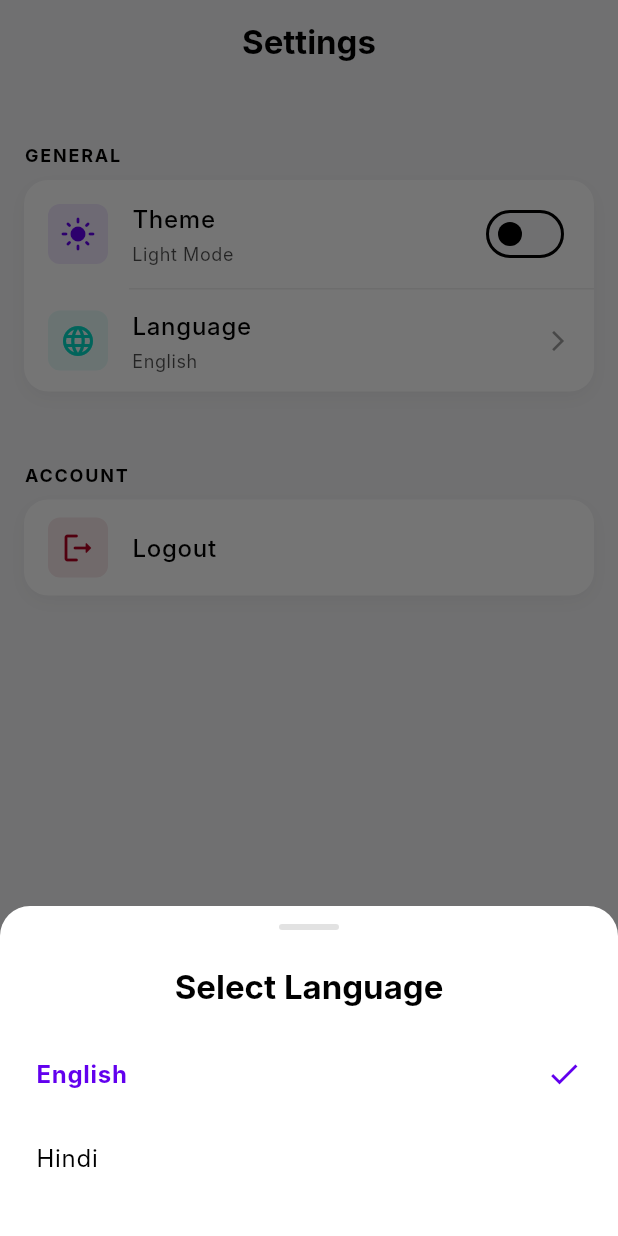
After one commit to dhira-io/dhira-flutter-template-mvvm-bloc, a Flutter app: the SettingsScreen screen opened by its route, after a tap on "Language", on a phone screen of 412 x 824 dp. The commit adds this screen. Run offline on Flutter 3.47's test engine with Material 3 defaults, Android fonts, the phone set to English and light mode, and no system bars; our stand-ins replace connectivity_plus, dartz, dio, equatable, flutter_bloc, flutter_secure_storage and 8 more; accounts and stored records are empty; Roboto replaces fonts that are missing (Inter); project files that could hold a hidden picture were left out.

Commit message:
feat:- setting page added with cubit.

```diff
--- a/lib/core/di/core_binding.dart
+++ b/lib/core/di/core_binding.dart
@@ -5,6 +5,8 @@ import '../network/dio_client.dart';
 import '../network/network_info.dart';
 import '../network/session_manager.dart';
 import '../storage/token_repository.dart';
+import '../storage/settings_repository.dart';
+import '../../features/settings/presentation/bloc/settings_cubit.dart';
 
 import '../constants/flavor_config.dart';
 
@@ -22,9 +24,15 @@ class CoreBinding extends Bindings {
     Get.lazyPut<SecureStorageRepository>(
       () => SecureStorageRepositoryImpl(Get.find<FlutterSecureStorage>()),
     );
+    Get.lazyPut<SettingsRepository>(() => SettingsRepository());
 
     // Session Management
     Get.put<SessionManager>(SessionManager(), permanent: true);
+
+    // Settings
+    Get.lazyPut<SettingsCubit>(
+      () => SettingsCubit(Get.find<SettingsRepository>()),
+    );
 
     // Dio Client
     Get.lazyPut<DioClient>(
--- a/lib/core/routing/app_router.dart
+++ b/lib/core/routing/app_router.dart
@@ -7,6 +7,7 @@ import 'package:todo_app/features/auth/presentation/screens/register_screen.dart
 import 'package:todo_app/features/splash/presentation/screens/splash_screen.dart';
 import 'package:todo_app/features/dashboard/presentation/screens/dashboard_screen.dart';
 import 'package:todo_app/features/dashboard/presentation/dashboard_binding.dart';
+import 'package:todo_app/features/settings/presentation/screens/settings_screen.dart';
 import 'package:todo_app/core/routing/route_constants.dart';
 import 'package:todo_app/core/routing/go_router_refresh_stream.dart';
 import 'dart:developer' as developer;
@@ -44,6 +45,15 @@ class AppRouter {
           return const DashboardScreen();
         },
       ),
+      GoRoute(
+        name: RouteConstants.settingsName,
+        path: RouteConstants.settingsPath,
+        builder: (context, state) {
+          // Ensure SettingsCubit is available if not provided globally yet,
+          // but we will provide it globally in main.dart
+          return const SettingsScreen();
+        },
+      ),
     ],
     redirect: (context, state) {
       final authBloc = Get.find<AuthBloc>();
@@ -55,7 +65,7 @@ class AppRouter {
       );
 
       // Check if auth state is determined
-      final bool isDetermined = authState.maybeWhen(
+      final isDetermined = authState.maybeWhen(
         authenticated: (_) => true,
         unauthenticated: () => true,
         error: (_) => true,
--- a/lib/core/routing/route_constants.dart
+++ b/lib/core/routing/route_constants.dart
@@ -13,4 +13,7 @@ class RouteConstants {
 
   static const String dashboardName = 'dashboard';
   static const String dashboardPath = '/';
+
+  static const String settingsName = 'settings';
+  static const String settingsPath = '/settings';
 }
--- /dev/null
+++ b/lib/core/storage/settings_repository.dart
@@ -0,0 +1,32 @@
+import 'package:flutter/material.dart';
+import 'package:hive_flutter/hive_flutter.dart';
+import '../constants/app_constants.dart';
+
+class SettingsRepository {
+  final Box _settingsBox = Hive.box(AppConstants.settingsBoxName);
+
+  static const String _themeModeKey = 'theme_mode';
+  static const String _localeKey = 'locale';
+
+  ThemeMode getThemeMode() {
+    final themeStr = _settingsBox.get(_themeModeKey, defaultValue: 'system');
+    return ThemeMode.values.firstWhere(
+      (e) => e.toString() == 'ThemeMode.$themeStr',
+      orElse: () => ThemeMode.system,
+    );
+  }
+
+  Future<void> setThemeMode(ThemeMode mode) async {
+    await _settingsBox.put(_themeModeKey, mode.name);
+  }
+
+  Locale? getLocale() {
+    final localeCode = _settingsBox.get(_localeKey);
+    if (localeCode == null) return null;
+    return Locale(localeCode);
+  }
+
+  Future<void> setLocale(Locale locale) async {
+    await _settingsBox.put(_localeKey, locale.languageCode);
+  }
+}
--- a/lib/core/theme/app_theme.dart
+++ b/lib/core/theme/app_theme.dart
@@ -15,6 +15,7 @@ class AppTheme {
         surface: AppColors.backgroundLight,
       ),
       scaffoldBackgroundColor: AppColors.backgroundLight,
+      cardColor: AppColors.surfaceLight,
       fontFamily: 'Inter',
       appBarTheme: const AppBarTheme(
         backgroundColor: AppColors.primary,
@@ -56,6 +57,7 @@ class AppTheme {
         surface: AppColors.backgroundDark,
       ),
       scaffoldBackgroundColor: AppColors.backgroundDark,
+      cardColor: AppColors.surfaceDark,
       fontFamily: 'Inter',
       appBarTheme: const AppBarTheme(
         backgroundColor: AppColors.surfaceDark,
--- a/lib/features/dashboard/presentation/screens/dashboard_screen.dart
+++ b/lib/features/dashboard/presentation/screens/dashboard_screen.dart
@@ -1,9 +1,9 @@
 import 'package:flutter/material.dart';
 import 'package:flutter_bloc/flutter_bloc.dart';
 import 'package:get/get.dart';
-import 'package:todo_app/features/auth/presentation/bloc/auth_bloc.dart';
-import 'package:todo_app/features/auth/presentation/bloc/auth_event.dart';
 import 'package:todo_app/l10n/app_localizations.dart';
+import 'package:go_router/go_router.dart';
+import '../../../../core/routing/route_constants.dart';
 import '../../../../shared/dialogs/app_dialogs.dart';
 import '../../domain/entities/todo_entity.dart';
 import '../bloc/dashboard_bloc.dart';
@@ -87,15 +87,9 @@ I have introduced a `SplashScreen` and a global redirection system to provide a
           actions: [
             IconButton(
               onPressed: () {
-                AppDialogs.showConfirmationDialog(
-                  context,
-                  title: l10n.logout,
-                  message: l10n.logoutConfirmation,
-                  onConfirm: () =>
-                      context.read<AuthBloc>().add(AuthLogoutRequested()),
-                );
+                context.push(RouteConstants.settingsPath);
               },
-              icon: const Icon(Icons.logout),
+              icon: const Icon(Icons.settings),
             ),
           ],
         ),
--- a/lib/features/dashboard/presentation/widgets/todo_item.dart
+++ b/lib/features/dashboard/presentation/widgets/todo_item.dart
@@ -1,4 +1,5 @@
 import 'package:flutter/material.dart';
+import '../../../../core/theme/app_colors.dart';
 import '../../../../shared/extensions/datetime_extensions.dart';
 import '../../domain/entities/todo_entity.dart';
 
@@ -17,7 +18,9 @@ class TodoItem extends StatelessWidget {
 
   @override
   Widget build(BuildContext context) {
+    final isDark = Theme.of(context).brightness == Brightness.dark;
     return Card(
+      color: isDark ? const Color(0xFF2C2C2C) : Colors.white,
       elevation: 2,
       margin: const EdgeInsets.only(bottom: 12),
       shape: RoundedRectangleBorder(borderRadius: BorderRadius.circular(12)),
@@ -29,7 +32,9 @@ class TodoItem extends StatelessWidget {
           child: Container(
             decoration: BoxDecoration(
               shape: BoxShape.circle,
-              color: todo.isCompleted ? Colors.green.withOpacity(0.1) : null,
+              color: todo.isCompleted
+                  ? Colors.green.withValues(alpha: 0.1)
+                  : null,
               border: Border.all(
                 color: todo.isCompleted ? Colors.green : Colors.grey[400]!,
                 width: 2,
@@ -61,7 +66,11 @@ class TodoItem extends StatelessWidget {
                 maxLines: 2,
                 overflow: TextOverflow.ellipsis,
                 style: TextStyle(
-                  color: todo.isCompleted ? Colors.grey[400] : Colors.grey[600],
+                  color: todo.isCompleted
+                      ? (isDark ? Colors.grey[600] : Colors.grey[400])
+                      : (isDark
+                            ? AppColors.textSecondaryDark
+                            : AppColors.textSecondaryLight),
                 ),
               ),
             ],
--- /dev/null
+++ b/lib/features/settings/presentation/bloc/settings_cubit.dart
@@ -0,0 +1,26 @@
+import 'package:flutter/material.dart';
+import 'package:flutter_bloc/flutter_bloc.dart';
+import '../../../../core/storage/settings_repository.dart';
+import 'settings_state.dart';
+
+class SettingsCubit extends Cubit<SettingsState> {
+  final SettingsRepository _repository;
+
+  SettingsCubit(this._repository)
+    : super(
+        SettingsState(
+          themeMode: _repository.getThemeMode(),
+          locale: _repository.getLocale() ?? const Locale('en'),
+        ),
+      );
+
+  Future<void> updateThemeMode(ThemeMode mode) async {
+    await _repository.setThemeMode(mode);
+    emit(state.copyWith(themeMode: mode));
+  }
+
+  Future<void> updateLocale(Locale locale) async {
+    await _repository.setLocale(locale);
+    emit(state.copyWith(locale: locale));
+  }
+}
--- /dev/null
+++ b/lib/features/settings/presentation/bloc/settings_state.dart
@@ -0,0 +1,15 @@
+import 'package:flutter/material.dart';
+
+class SettingsState {
+  final ThemeMode themeMode;
+  final Locale locale;
+
+  const SettingsState({required this.themeMode, required this.locale});
+
+  SettingsState copyWith({ThemeMode? themeMode, Locale? locale}) {
+    return SettingsState(
+      themeMode: themeMode ?? this.themeMode,
+      locale: locale ?? this.locale,
+    );
+  }
+}
--- /dev/null
+++ b/lib/features/settings/presentation/screens/settings_screen.dart
@@ -0,0 +1,199 @@
+import 'package:flutter/material.dart';
+import 'package:flutter_bloc/flutter_bloc.dart';
+import '../../../../core/theme/app_colors.dart';
+import '../../../../l10n/app_localizations.dart';
+import '../../../../shared/dialogs/app_dialogs.dart';
+import '../../../auth/presentation/bloc/auth_bloc.dart';
+import '../../../auth/presentation/bloc/auth_event.dart';
+import '../bloc/settings_cubit.dart';
+import '../bloc/settings_state.dart';
+import '../widgets/settings_section.dart';
+import '../widgets/settings_tile.dart';
+
+class SettingsScreen extends StatelessWidget {
+  const SettingsScreen({super.key});
+
+  @override
+  Widget build(BuildContext context) {
+    final l10n = AppLocalizations.of(context)!;
+    final isDark = Theme.of(context).brightness == Brightness.dark;
+
+    return Scaffold(
+      backgroundColor: isDark
+          ? AppColors.backgroundDark
+          : AppColors.backgroundLight,
+      appBar: AppBar(
+        title: Text(
+          l10n.settings,
+          style: const TextStyle(fontWeight: FontWeight.bold),
+        ),
+        centerTitle: true,
+        elevation: 0,
+        backgroundColor: Colors.transparent,
+        foregroundColor: isDark
+            ? AppColors.textPrimaryDark
+            : AppColors.textPrimaryLight,
+      ),
+      body: BlocBuilder<SettingsCubit, SettingsState>(
+        builder: (context, state) {
+          return ListView(
+            padding: const EdgeInsets.symmetric(vertical: 16),
+            children: [
+              SettingsSection(
+                title: l10n.general,
+                children: [
+                  // Theme Toggle
+                  SettingsTile(
+                    icon: isDark ? Icons.dark_mode : Icons.light_mode,
+                    iconColor: AppColors.primary,
+                    title: l10n.theme,
+                    subtitle: isDark ? l10n.darkMode : l10n.lightMode,
+                    trailing: Switch.adaptive(
+                      value: isDark,
+                      activeTrackColor: AppColors.primary,
+                      onChanged: (value) {
+                        context.read<SettingsCubit>().updateThemeMode(
+                          value ? ThemeMode.dark : ThemeMode.light,
+                        );
+                      },
+                    ),
+                  ),
+                  Divider(
+                    height: 1,
+                    indent: 70,
+                    color: isDark ? Colors.grey[800] : const Color(0xFFEEEEEE),
+                  ),
+
+                  // Language Selection
+                  SettingsTile(
+                    icon: Icons.language,
+                    iconColor: AppColors.secondary,
+                    title: l10n.language,
+                    subtitle: _getLanguageName(state.locale.languageCode, l10n),
+                    trailing: const Icon(
+                      Icons.arrow_forward_ios,
+                      size: 16,
+                      color: Colors.grey,
+                    ),
+                    onTap: () => _showLanguageBottomSheet(context),
+                  ),
+                ],
+              ),
+              const SizedBox(height: 24),
+
+              SettingsSection(
+                title: l10n.account,
+                children: [
+                  SettingsTile(
+                    icon: Icons.logout_rounded,
+                    iconColor: AppColors.error,
+                    title: l10n.logout,
+                    onTap: () {
+                      AppDialogs.showConfirmationDialog(
+                        context,
+                        title: l10n.logout,
+                        message: l10n.logoutConfirmation,
+                        onConfirm: () {
+                          context.read<AuthBloc>().add(AuthLogoutRequested());
+                        },
+                      );
+                    },
+                  ),
+                ],
+              ),
+            ],
+          );
+        },
+      ),
+    );
+  }
+
+  String _getLanguageName(String code, AppLocalizations l10n) {
+    switch (code) {
+      case 'hi':
+        return l10n.hindi;
+      default:
+        return l10n.english;
+    }
+  }
+
+  void _showLanguageBottomSheet(BuildContext context) {
+    final l10n = AppLocalizations.of(context)!;
+    final isDark = Theme.of(context).brightness == Brightness.dark;
+
+    showModalBottomSheet(
+      context: context,
+      backgroundColor: isDark ? AppColors.surfaceDark : AppColors.surfaceLight,
+      shape: const RoundedRectangleBorder(
+        borderRadius: BorderRadius.vertical(top: Radius.circular(20)),
+      ),
+      builder: (context) {
+        return SafeArea(
+          child: Column(
+            mainAxisSize: MainAxisSize.min,
+            children: [
+              Container(
+                margin: const EdgeInsets.only(top: 12, bottom: 24),
+                width: 40,
+                height: 4,
+                decoration: BoxDecoration(
+                  color: Colors.grey.withValues(alpha: 0.3),
+                  borderRadius: BorderRadius.circular(2),
+                ),
+              ),
+              Text(
+                l10n.selectLanguage,
+                style: Theme.of(
+                  context,
+                ).textTheme.titleLarge?.copyWith(fontWeight: FontWeight.bold),
+              ),
+              const SizedBox(height: 16),
+              _buildLanguageOption(
+                context,
+                title: l10n.english,
+                code: 'en',
+                isSelected: _isSelected('en', context),
+              ),
+              _buildLanguageOption(
+                context,
+                title: l10n.hindi,
+                code: 'hi',
+                isSelected: _isSelected('hi', context),
+              ),
+              const SizedBox(height: 24),
+            ],
+          ),
+        );
+      },
+    );
+  }
+
+  Widget _buildLanguageOption(
+    BuildContext context, {
+    required String title,
+    required String code,
+    required bool isSelected,
+  }) {
+    return ListTile(
+      contentPadding: const EdgeInsets.symmetric(horizontal: 24),
+      title: Text(
+        title,
+        style: TextStyle(
+          fontWeight: isSelected ? FontWeight.bold : FontWeight.normal,
+          color: isSelected ? AppColors.primary : null,
+        ),
+      ),
+      trailing: isSelected
+          ? const Icon(Icons.check, color: AppColors.primary)
+          : null,
+      onTap: () {
+        context.read<SettingsCubit>().updateLocale(Locale(code));
+        Navigator.pop(context);
+      },
+    );
+  }
+
+  bool _isSelected(String code, BuildContext context) {
+    return context.read<SettingsCubit>().state.locale.languageCode == code;
+  }
+}
--- /dev/null
+++ b/lib/features/settings/presentation/widgets/settings_section.dart
@@ -0,0 +1,47 @@
+import 'package:flutter/material.dart';
+
+class SettingsSection extends StatelessWidget {
+  final String title;
+  final List<Widget> children;
+
+  const SettingsSection({
+    super.key,
+    required this.title,
+    required this.children,
+  });
+
+  @override
+  Widget build(BuildContext context) {
+    return Column(
+      crossAxisAlignment: CrossAxisAlignment.start,
+      children: [
+        Padding(
+          padding: const EdgeInsets.fromLTRB(16, 24, 16, 8),
+          child: Text(
+            title.toUpperCase(),
+            style: Theme.of(context).textTheme.labelMedium?.copyWith(
+              color: Theme.of(context).progressIndicatorTheme.color,
+              fontWeight: FontWeight.bold,
+              letterSpacing: 1.2,
+            ),
+          ),
+        ),
+        Container(
+          margin: const EdgeInsets.symmetric(horizontal: 16),
+          decoration: BoxDecoration(
+            color: Theme.of(context).cardColor,
+            borderRadius: BorderRadius.circular(16),
+            boxShadow: [
+              BoxShadow(
+                color: Colors.black.withValues(alpha: 0.05),
+                blurRadius: 10,
+                offset: const Offset(0, 4),
+              ),
+            ],
+          ),
+          child: Column(children: children),
+        ),
+      ],
+    );
+  }
+}
--- /dev/null
+++ b/lib/features/settings/presentation/widgets/settings_tile.dart
@@ -0,0 +1,72 @@
+import 'package:flutter/material.dart';
+
+class SettingsTile extends StatelessWidget {
+  final IconData icon;
+  final Color iconColor;
+  final String title;
+  final String? subtitle;
+  final Widget? trailing;
+  final VoidCallback? onTap;
+
+  const SettingsTile({
+    super.key,
+    required this.icon,
+    required this.iconColor,
+    required this.title,
+    this.subtitle,
+    this.trailing,
+    this.onTap,
+  });
+
+  @override
+  Widget build(BuildContext context) {
+    return Material(
+      color: Colors.transparent,
+      child: InkWell(
+        onTap: onTap,
+        borderRadius: BorderRadius.circular(12),
+        child: Padding(
+          padding: const EdgeInsets.symmetric(horizontal: 16, vertical: 12),
+          child: Row(
+            children: [
+              Container(
+                padding: const EdgeInsets.all(8),
+                decoration: BoxDecoration(
+                  color: iconColor.withValues(alpha: 0.1),
+                  borderRadius: BorderRadius.circular(8),
+                ),
+                child: Icon(icon, color: iconColor, size: 24),
+              ),
+              const SizedBox(width: 16),
+              Expanded(
+                child: Column(
+                  crossAxisAlignment: CrossAxisAlignment.start,
+                  children: [
+                    Text(
+                      title,
+                      style: Theme.of(context).textTheme.bodyLarge?.copyWith(
+                        fontWeight: FontWeight.w500,
+                      ),
+                    ),
+                    if (subtitle != null) ...[
+                      const SizedBox(height: 4),
+                      Text(
+                        subtitle!,
+                        style: Theme.of(context).textTheme.bodySmall?.copyWith(
+                          color: Theme.of(
+                            context,
+                          ).textTheme.bodySmall?.color?.withValues(alpha: 0.7),
+                        ),
+                      ),
+                    ],
+                  ],
+                ),
+              ),
+              if (trailing != null) trailing!,
+            ],
+          ),
+        ),
+      ),
+    );
+  }
+}
--- a/lib/l10n/app_localizations.dart
+++ b/lib/l10n/app_localizations.dart
@@ -325,6 +325,66 @@ abstract class AppLocalizations {
   /// In en, this message translates to:
   /// **'Passwords do not match'**
   String get passwordsDoNotMatch;
+
+  /// No description provided for @settings.
+  ///
+  /// In en, this message translates to:
+  /// **'Settings'**
+  String get settings;
+
+  /// No description provided for @language.
+  ///
+  /// In en, this message translates to:
+  /// **'Language'**
+  String get language;
+
+  /// No description provided for @theme.
+  ///
+  /// In en, this message translates to:
+  /// **'Theme'**
+  String get theme;
+
+  /// No description provided for @darkMode.
+  ///
+  /// In en, this message translates to:
+  /// **'Dark Mode'**
+  String get darkMode;
+
+  /// No description provided for @lightMode.
+  ///
+  /// In en, this message translates to:
+  /// **'Light Mode'**
+  String get lightMode;
+
+  /// No description provided for @english.
+  ///
+  /// In en, this message translates to:
+  /// **'English'**
+  String get english;
+
+  /// No description provided for @hindi.
+  ///
+  /// In en, this message translates to:
+  /// **'Hindi'**
+  String get hindi;
+
+  /// No description provided for @selectLanguage.
+  ///
+  /// In en, this message translates to:
+  /// **'Select Language'**
+  String get selectLanguage;
+
+  /// No description provided for @general.
+  ///
+  /// In en, this message translates to:
+  /// **'General'**
+  String get general;
+
+  /// No description provided for @account.
+  ///
+  /// In en, this message translates to:
+  /// **'Account'**
+  String get account;
 }
 
 class _AppLocalizationsDelegate
--- a/lib/l10n/app_localizations_en.dart
+++ b/lib/l10n/app_localizations_en.dart
@@ -127,4 +127,34 @@ class AppLocalizationsEn extends AppLocalizations {
 
   @override
   String get passwordsDoNotMatch => 'Passwords do not match';
+
+  @override
+  String get settings => 'Settings';
+
+  @override
+  String get language => 'Language';
+
+  @override
+  String get theme => 'Theme';
+
+  @override
+  String get darkMode => 'Dark Mode';
+
+  @override
+  String get lightMode => 'Light Mode';
+
+  @override
+  String get english => 'English';
+
+  @override
+  String get hindi => 'Hindi';
+
+  @override
+  String get selectLanguage => 'Select Language';
+
+  @override
+  String get general => 'General';
+
+  @override
+  String get account => 'Account';
 }
--- a/lib/l10n/app_localizations_hi.dart
+++ b/lib/l10n/app_localizations_hi.dart
@@ -127,4 +127,34 @@ class AppLocalizationsHi extends AppLocalizations {
 
   @override
   String get passwordsDoNotMatch => 'पासवर्ड मेल नहीं खाते';
+
+  @override
+  String get settings => 'सेटिंग्स';
+
+  @override
+  String get language => 'भाषा';
+
+  @override
+  String get theme => 'थीम';
+
+  @override
+  String get darkMode => 'डार्क मोड';
+
+  @override
+  String get lightMode => 'लाइट मोड';
+
+  @override
+  String get english => 'अंग्रेजी';
+
+  @override
+  String get hindi => 'हिंदी';
+
+  @override
+  String get selectLanguage => 'भाषा चुनें';
+
+  @override
+  String get general => 'सामान्य';
+
+  @override
+  String get account => 'खाता';
 }
--- a/lib/main.dart
+++ b/lib/main.dart
@@ -10,6 +10,8 @@ import 'core/theme/app_theme.dart';
 import 'core/storage/hive_service.dart';
 import 'features/auth/presentation/auth_binding.dart';
 import 'features/auth/presentation/bloc/auth_bloc.dart';
+import 'features/settings/presentation/bloc/settings_cubit.dart';
+import 'features/settings/presentation/bloc/settings_state.dart';
 import 'core/network/session_watcher.dart';
 
 void main() async {
@@ -45,14 +47,20 @@ class DhiraApp extends StatelessWidget {
     return MultiBlocProvider(
       providers: [
         BlocProvider<AuthBloc>(create: (context) => Get.find<AuthBloc>()),
+        BlocProvider<SettingsCubit>(
+          create: (context) => Get.find<SettingsCubit>(),
+        ),
       ],
       child: SessionWatcher(
-        child: MaterialApp.router(
+        child: BlocBuilder<SettingsCubit, SettingsState>(
+          builder: (context, state) {
+            return MaterialApp.router(
               title: 'Todo App(Android & IOS)',
               debugShowCheckedModeBanner: false,
               theme: AppTheme.lightTheme,
               darkTheme: AppTheme.darkTheme,
-          themeMode: ThemeMode.system,
+              themeMode: state.themeMode,
+              locale: state.locale,
               routerConfig: AppRouter.router,
               localizationsDelegates: const [
                 AppLocalizations.delegate,
@@ -61,6 +69,8 @@ class DhiraApp extends StatelessWidget {
                 GlobalCupertinoLocalizations.delegate,
               ],
               supportedLocales: AppLocalizations.supportedLocales,
+            );
+          },
         ),
       ),
     );
```
Also changed, not shown: assets/lang/app_en.arb (+11 -1 lines), assets/lang/app_hi.arb (+11 -1 lines). Lines whose indentation alone changed are shown as unchanged.
